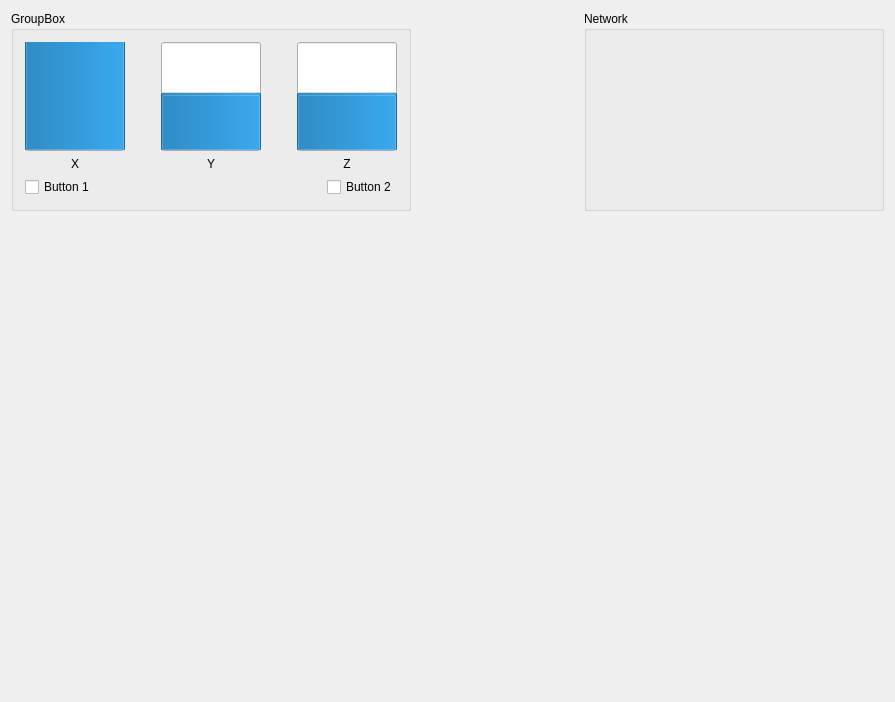
The window that src/controllerwidget.ui (sseitov/Megatron) describes before a commit, drawn with Qt 5.
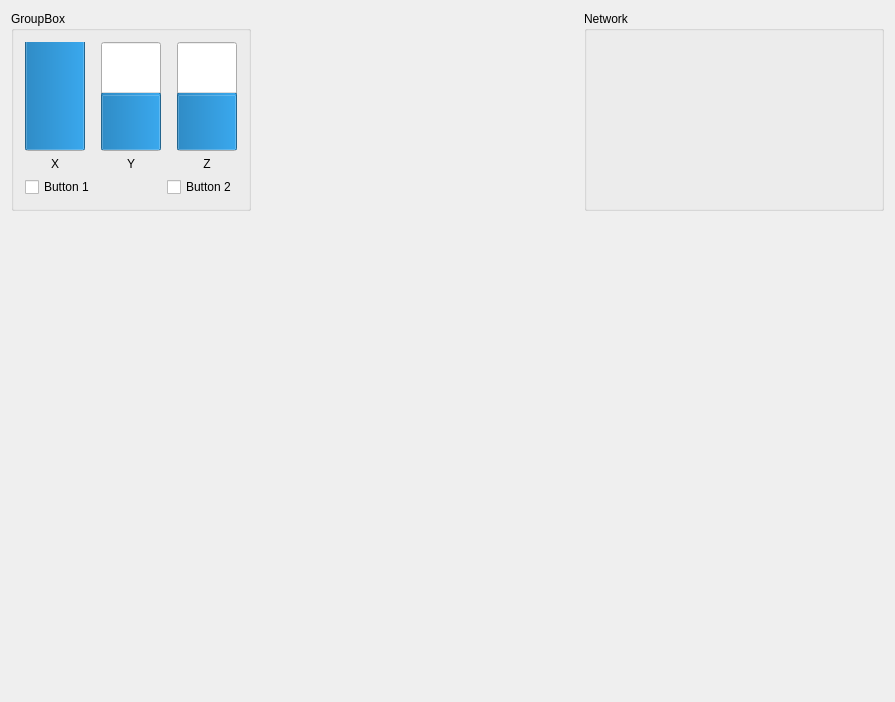
The same window after the commit.

```diff
--- a/src/controllerwidget.ui
+++ b/src/controllerwidget.ui
@@ -20,13 +20,13 @@
       <widget class="QGroupBox" name="joystick">
        <property name="minimumSize">
         <size>
-         <width>400</width>
+         <width>240</width>
          <height>200</height>
         </size>
        </property>
        <property name="maximumSize">
         <size>
-         <width>400</width>
+         <width>240</width>
          <height>200</height>
         </size>
        </property>
@@ -45,7 +45,7 @@
              <widget class="QProgressBar" name="xAxis">
               <property name="minimumSize">
                <size>
-                <width>100</width>
+                <width>60</width>
                 <height>0</height>
                </size>
               </property>
@@ -97,7 +97,7 @@
              <widget class="QProgressBar" name="yAxis">
               <property name="minimumSize">
                <size>
-                <width>100</width>
+                <width>60</width>
                 <height>0</height>
                </size>
               </property>
@@ -152,7 +152,7 @@
              <widget class="QProgressBar" name="zAxis">
               <property name="minimumSize">
                <size>
-                <width>100</width>
+                <width>60</width>
                 <height>0</height>
                </size>
               </property>
```
Left out of the diff: 20 changed lines with no effect on the pictures.
